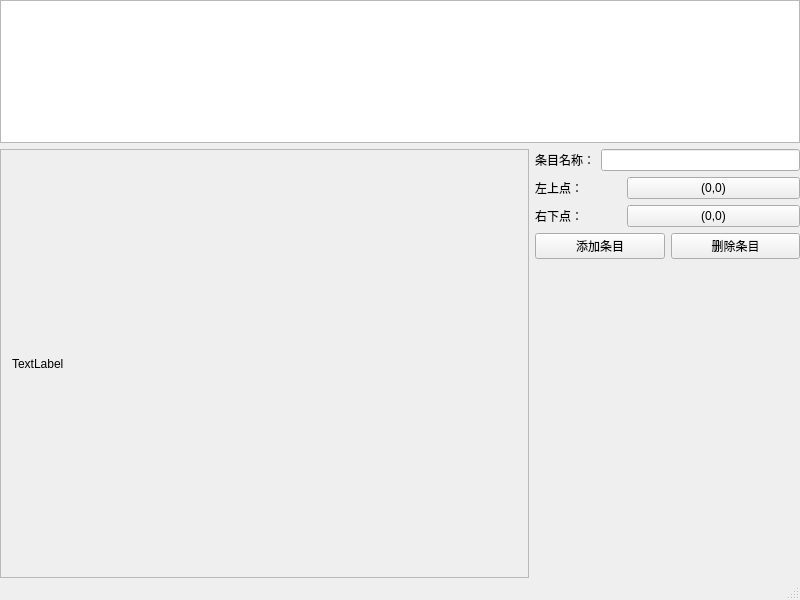
First picture: the form in Widgets/ImageTool/mainwindow.ui, repository ZhengPengqiao/QtStudy, before the edit.
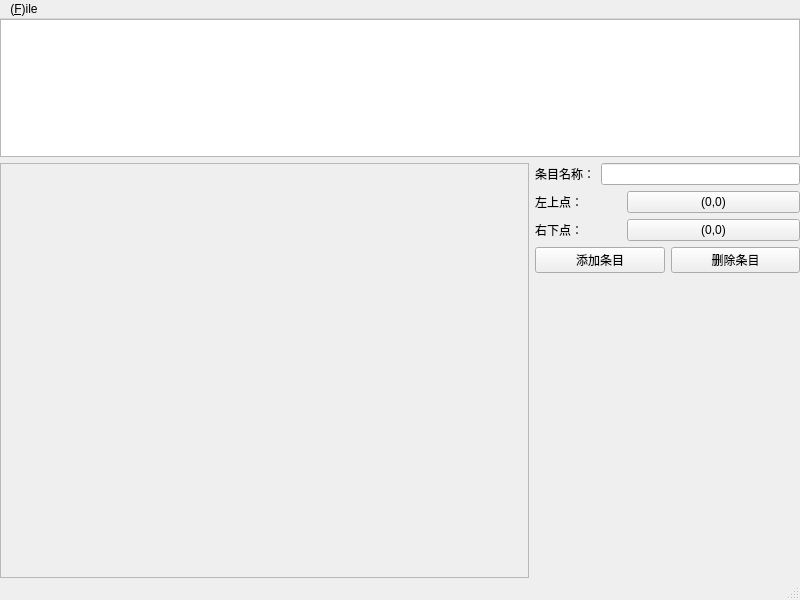
Second picture: the form after the edit.

The edit to the form file:
```diff
--- a/Widgets/ImageTool/mainwindow.ui
+++ b/Widgets/ImageTool/mainwindow.ui
@@ -58,15 +58,7 @@
              <height>409</height>
             </rect>
            </property>
-           <layout class="QGridLayout" name="gridLayout_2">
-            <item row="0" column="0">
-             <widget class="QLabel" name="imageLabel">
-              <property name="text">
-               <string>TextLabel</string>
-              </property>
-             </widget>
-            </item>
-           </layout>
+           <layout class="QGridLayout" name="gridLayout_2"/>
           </widget>
          </widget>
         </item>
@@ -170,6 +162,13 @@
      <height>19</height>
     </rect>
    </property>
+   <widget class="QMenu" name="menuOpen">
+    <property name="title">
+     <string>(&amp;F)ile</string>
+    </property>
+    <addaction name="action_O_pen"/>
+   </widget>
+   <addaction name="menuOpen"/>
   </widget>
   <widget class="QStatusBar" name="statusBar"/>
  </widget>
```
Left out of the diff: 22 changed lines with no effect on the pictures.
